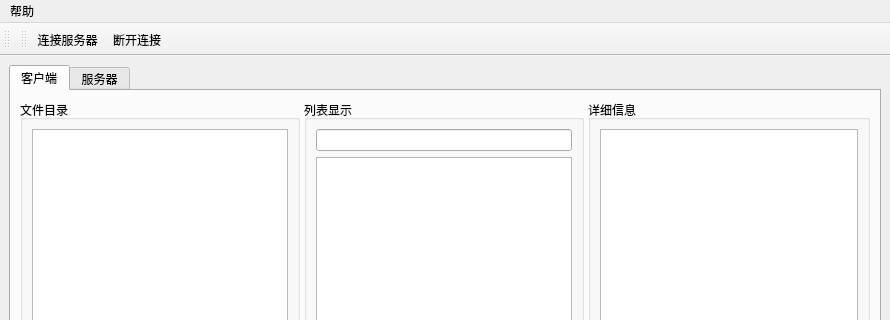
This is src/FileClient/mainwindow.ui in coldowl/QtFileTransfer as Qt 5 draws it before an edit; both pictures show x 0 to 890 and y 0 to 320 of the 890 by 625 pixel window. The edited form follows.
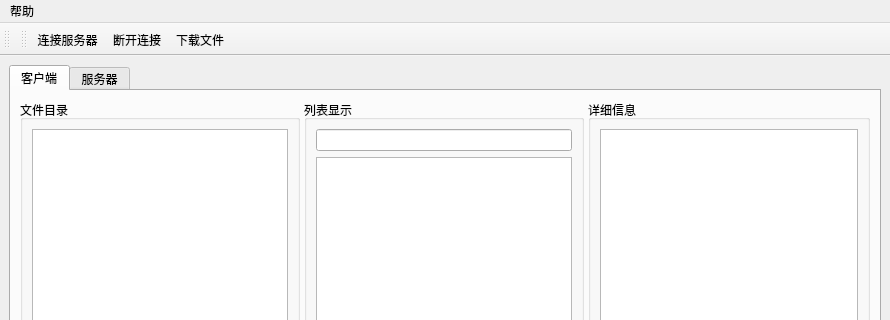
This is the edited form.

The edit to the form file:
```diff
--- a/src/FileClient/mainwindow.ui
+++ b/src/FileClient/mainwindow.ui
@@ -147,6 +147,7 @@
    </attribute>
    <addaction name="actConnect"/>
    <addaction name="actDisconnect"/>
+   <addaction name="actDownload"/>
   </widget>
   <action name="actConnect">
    <property name="text">
```
Left out of the diff: 4 changed lines with no effect on the pictures.
